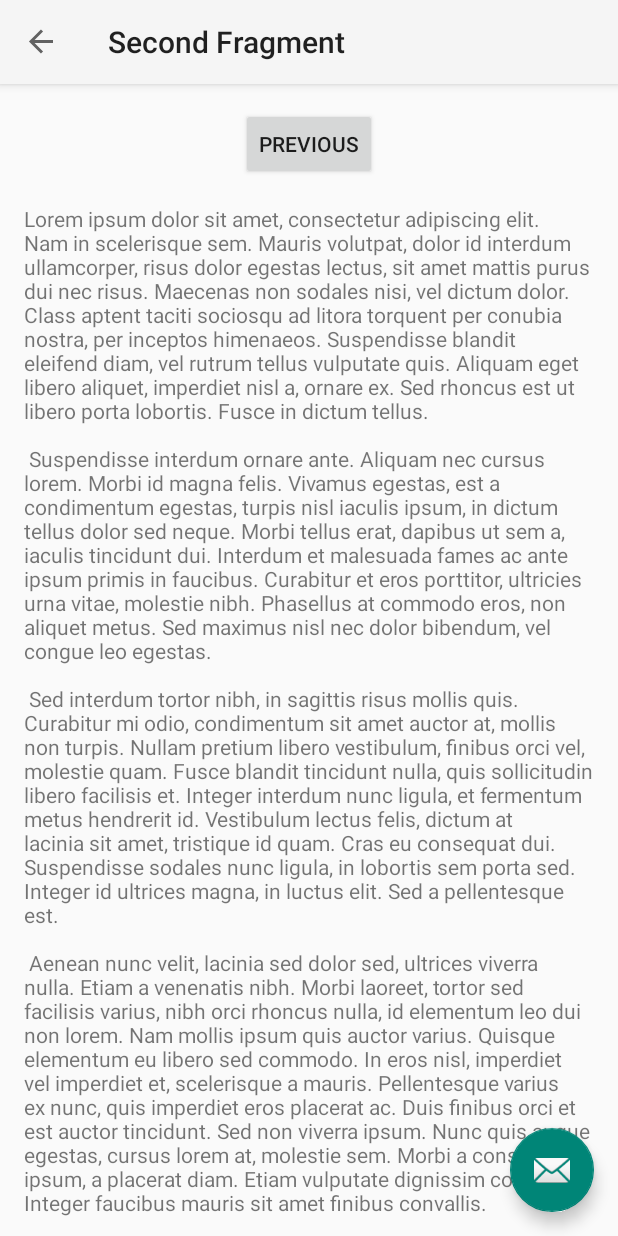
After one commit to HadiAlHassan/Mobile_project, an Android app: the SecondFragment screen opened through its navigation route, on a phone screen of 412 x 824 dp. The commit adds this screen. Run offline under Robolectric (Android 15) with nearby library versions, the phone set to English and light mode, and no system bars; our stand-ins replace navigation-ui.

Commit message:
Cleaning dirty subdir

```diff
--- /dev/null
+++ b/app/src/main/java/com/example/mobile_project_hza2m/DisplayServicesActivity.java
@@ -0,0 +1,52 @@
+package com.example.mobile_project_hza2m;
+
+import android.os.Bundle;
+
+import com.google.android.material.snackbar.Snackbar;
+
+import androidx.appcompat.app.AppCompatActivity;
+
+import android.view.View;
+
+import androidx.navigation.NavController;
+import androidx.navigation.Navigation;
+import androidx.navigation.ui.AppBarConfiguration;
+import androidx.navigation.ui.NavigationUI;
+
+import com.example.mobile_project_hza2m.databinding.ActivityDisplayServicesBinding;
+
+public class DisplayServicesActivity extends AppCompatActivity {
+
+    private AppBarConfiguration appBarConfiguration;
+    private ActivityDisplayServicesBinding binding;
+
+    @Override
+    protected void onCreate(Bundle savedInstanceState) {
+        super.onCreate(savedInstanceState);
+
+        binding = ActivityDisplayServicesBinding.inflate(getLayoutInflater());
+        setContentView(binding.getRoot());
+
+        setSupportActionBar(binding.toolbar);
+
+        NavController navController = Navigation.findNavController(this, R.id.nav_host_fragment_content_display_services);
+        appBarConfiguration = new AppBarConfiguration.Builder(navController.getGraph()).build();
+        NavigationUI.setupActionBarWithNavController(this, navController, appBarConfiguration);
+
+        binding.fab.setOnClickListener(new View.OnClickListener() {
+            @Override
+            public void onClick(View view) {
+                Snackbar.make(view, "Replace with your own action", Snackbar.LENGTH_LONG)
+                        .setAnchorView(R.id.fab)
+                        .setAction("Action", null).show();
+            }
+        });
+    }
+
+    @Override
+    public boolean onSupportNavigateUp() {
+        NavController navController = Navigation.findNavController(this, R.id.nav_host_fragment_content_display_services);
+        return NavigationUI.navigateUp(navController, appBarConfiguration)
+                || super.onSupportNavigateUp();
+    }
+}
--- /dev/null
+++ b/app/src/main/java/com/example/mobile_project_hza2m/FirstFragment.java
@@ -0,0 +1,44 @@
+package com.example.mobile_project_hza2m;
+
+import android.os.Bundle;
+import android.view.LayoutInflater;
+import android.view.View;
+import android.view.ViewGroup;
+
+import androidx.annotation.NonNull;
+import androidx.fragment.app.Fragment;
+import androidx.navigation.fragment.NavHostFragment;
+
+import com.example.mobile_project_hza2m.databinding.FragmentFirstBinding;
+
+public class FirstFragment extends Fragment {
+
+    private FragmentFirstBinding binding;
+
+    @Override
+    public View onCreateView(
+            @NonNull LayoutInflater inflater, ViewGroup container,
+            Bundle savedInstanceState
+    ) {
+
+        binding = FragmentFirstBinding.inflate(inflater, container, false);
+        return binding.getRoot();
+
+    }
+
+    public void onViewCreated(@NonNull View view, Bundle savedInstanceState) {
+        super.onViewCreated(view, savedInstanceState);
+
+        binding.buttonFirst.setOnClickListener(v ->
+                NavHostFragment.findNavController(FirstFragment.this)
+                        .navigate(R.id.action_FirstFragment_to_SecondFragment)
+        );
+    }
+
+    @Override
+    public void onDestroyView() {
+        super.onDestroyView();
+        binding = null;
+    }
+
+}
--- /dev/null
+++ b/app/src/main/java/com/example/mobile_project_hza2m/SecondFragment.java
@@ -0,0 +1,44 @@
+package com.example.mobile_project_hza2m;
+
+import android.os.Bundle;
+import android.view.LayoutInflater;
+import android.view.View;
+import android.view.ViewGroup;
+
+import androidx.annotation.NonNull;
+import androidx.fragment.app.Fragment;
+import androidx.navigation.fragment.NavHostFragment;
+
+import com.example.mobile_project_hza2m.databinding.FragmentSecondBinding;
+
+public class SecondFragment extends Fragment {
+
+    private FragmentSecondBinding binding;
+
+    @Override
+    public View onCreateView(
+            @NonNull LayoutInflater inflater, ViewGroup container,
+            Bundle savedInstanceState
+    ) {
+
+        binding = FragmentSecondBinding.inflate(inflater, container, false);
+        return binding.getRoot();
+
+    }
+
+    public void onViewCreated(@NonNull View view, Bundle savedInstanceState) {
+        super.onViewCreated(view, savedInstanceState);
+
+        binding.buttonSecond.setOnClickListener(v ->
+                NavHostFragment.findNavController(SecondFragment.this)
+                        .navigate(R.id.action_SecondFragment_to_FirstFragment)
+        );
+    }
+
+    @Override
+    public void onDestroyView() {
+        super.onDestroyView();
+        binding = null;
+    }
+
+}
--- a/app/src/main/java/com/example/mobile_project_hza2m/SplashActivity.java
+++ b/app/src/main/java/com/example/mobile_project_hza2m/SplashActivity.java
@@ -23,7 +23,7 @@
             v.setPadding(systemBars.left, systemBars.top, systemBars.right, systemBars.bottom);
             return insets;
         });
-
+       //Hi foss , this is updated to match new API calls
         new Handler(Looper.getMainLooper()).postDelayed(() -> {
             startActivity(new Intent(SplashActivity.this, HomeActivity.class));
             finish();
--- /dev/null
+++ b/app/src/main/res/layout/activity_display_services.xml
@@ -0,0 +1,33 @@
+<?xml version="1.0" encoding="utf-8"?>
+<androidx.coordinatorlayout.widget.CoordinatorLayout xmlns:android="http://schemas.android.com/apk/res/android"
+    xmlns:app="http://schemas.android.com/apk/res-auto"
+    xmlns:tools="http://schemas.android.com/tools"
+    android:layout_width="match_parent"
+    android:layout_height="match_parent"
+    android:fitsSystemWindows="true"
+    tools:context=".DisplayServicesActivity">
+
+    <com.google.android.material.appbar.AppBarLayout
+        android:layout_width="match_parent"
+        android:layout_height="wrap_content"
+        android:fitsSystemWindows="true">
+
+        <com.google.android.material.appbar.MaterialToolbar
+            android:id="@+id/toolbar"
+            android:layout_width="match_parent"
+            android:layout_height="?attr/actionBarSize" />
+
+    </com.google.android.material.appbar.AppBarLayout>
+
+    <include layout="@layout/content_display_services" />
+
+    <com.google.android.material.floatingactionbutton.FloatingActionButton
+        android:id="@+id/fab"
+        android:layout_width="wrap_content"
+        android:layout_height="wrap_content"
+        android:layout_gravity="bottom|end"
+        android:layout_marginEnd="@dimen/fab_margin"
+        android:layout_marginBottom="16dp"
+        app:srcCompat="@android:drawable/ic_dialog_email" />
+
+</androidx.coordinatorlayout.widget.CoordinatorLayout>
--- /dev/null
+++ b/app/src/main/res/layout/content_display_services.xml
@@ -0,0 +1,19 @@
+<?xml version="1.0" encoding="utf-8"?>
+<androidx.constraintlayout.widget.ConstraintLayout xmlns:android="http://schemas.android.com/apk/res/android"
+    xmlns:app="http://schemas.android.com/apk/res-auto"
+    android:layout_width="match_parent"
+    android:layout_height="match_parent"
+    app:layout_behavior="@string/appbar_scrolling_view_behavior">
+
+    <fragment
+        android:id="@+id/nav_host_fragment_content_display_services"
+        android:name="androidx.navigation.fragment.NavHostFragment"
+        android:layout_width="0dp"
+        android:layout_height="0dp"
+        app:defaultNavHost="true"
+        app:layout_constraintBottom_toBottomOf="parent"
+        app:layout_constraintEnd_toEndOf="parent"
+        app:layout_constraintStart_toStartOf="parent"
+        app:layout_constraintTop_toTopOf="parent"
+        app:navGraph="@navigation/nav_graph" />
+</androidx.constraintlayout.widget.ConstraintLayout>
--- /dev/null
+++ b/app/src/main/res/layout/fragment_first.xml
@@ -0,0 +1,35 @@
+<?xml version="1.0" encoding="utf-8"?>
+<androidx.core.widget.NestedScrollView xmlns:android="http://schemas.android.com/apk/res/android"
+    xmlns:app="http://schemas.android.com/apk/res-auto"
+    xmlns:tools="http://schemas.android.com/tools"
+    android:layout_width="match_parent"
+    android:layout_height="match_parent"
+    tools:context=".FirstFragment">
+
+    <androidx.constraintlayout.widget.ConstraintLayout
+        android:layout_width="match_parent"
+        android:layout_height="match_parent"
+        android:padding="16dp">
+
+        <Button
+            android:id="@+id/button_first"
+            android:layout_width="wrap_content"
+            android:layout_height="wrap_content"
+            android:text="@string/next"
+            app:layout_constraintBottom_toTopOf="@id/textview_first"
+            app:layout_constraintEnd_toEndOf="parent"
+            app:layout_constraintStart_toStartOf="parent"
+            app:layout_constraintTop_toTopOf="parent" />
+
+        <TextView
+            android:id="@+id/textview_first"
+            android:layout_width="wrap_content"
+            android:layout_height="wrap_content"
+            android:layout_marginTop="16dp"
+            android:text="@string/lorem_ipsum"
+            app:layout_constraintBottom_toBottomOf="parent"
+            app:layout_constraintEnd_toEndOf="parent"
+            app:layout_constraintStart_toStartOf="parent"
+            app:layout_constraintTop_toBottomOf="@id/button_first" />
+    </androidx.constraintlayout.widget.ConstraintLayout>
+</androidx.core.widget.NestedScrollView>
--- /dev/null
+++ b/app/src/main/res/layout/fragment_second.xml
@@ -0,0 +1,35 @@
+<?xml version="1.0" encoding="utf-8"?>
+<androidx.core.widget.NestedScrollView xmlns:android="http://schemas.android.com/apk/res/android"
+    xmlns:app="http://schemas.android.com/apk/res-auto"
+    xmlns:tools="http://schemas.android.com/tools"
+    android:layout_width="match_parent"
+    android:layout_height="match_parent"
+    tools:context=".SecondFragment">
+
+    <androidx.constraintlayout.widget.ConstraintLayout
+        android:layout_width="match_parent"
+        android:layout_height="match_parent"
+        android:padding="16dp">
+
+        <Button
+            android:id="@+id/button_second"
+            android:layout_width="wrap_content"
+            android:layout_height="wrap_content"
+            android:text="@string/previous"
+            app:layout_constraintBottom_toTopOf="@id/textview_second"
+            app:layout_constraintEnd_toEndOf="parent"
+            app:layout_constraintStart_toStartOf="parent"
+            app:layout_constraintTop_toTopOf="parent" />
+
+        <TextView
+            android:id="@+id/textview_second"
+            android:layout_width="wrap_content"
+            android:layout_height="wrap_content"
+            android:layout_marginTop="16dp"
+            android:text="@string/lorem_ipsum"
+            app:layout_constraintBottom_toBottomOf="parent"
+            app:layout_constraintEnd_toEndOf="parent"
+            app:layout_constraintStart_toStartOf="parent"
+            app:layout_constraintTop_toBottomOf="@id/button_second" />
+    </androidx.constraintlayout.widget.ConstraintLayout>
+</androidx.core.widget.NestedScrollView>
--- /dev/null
+++ b/app/src/main/res/navigation/nav_graph.xml
@@ -0,0 +1,28 @@
+<?xml version="1.0" encoding="utf-8"?>
+<navigation xmlns:android="http://schemas.android.com/apk/res/android"
+    xmlns:app="http://schemas.android.com/apk/res-auto"
+    xmlns:tools="http://schemas.android.com/tools"
+    android:id="@+id/nav_graph"
+    app:startDestination="@id/FirstFragment">
+
+    <fragment
+        android:id="@+id/FirstFragment"
+        android:name="com.example.mobile_project_hza2m.FirstFragment"
+        android:label="@string/first_fragment_label"
+        tools:layout="@layout/fragment_first">
+
+        <action
+            android:id="@+id/action_FirstFragment_to_SecondFragment"
+            app:destination="@id/SecondFragment" />
+    </fragment>
+    <fragment
+        android:id="@+id/SecondFragment"
+        android:name="com.example.mobile_project_hza2m.SecondFragment"
+        android:label="@string/second_fragment_label"
+        tools:layout="@layout/fragment_second">
+
+        <action
+            android:id="@+id/action_SecondFragment_to_FirstFragment"
+            app:destination="@id/FirstFragment" />
+    </fragment>
+</navigation>
--- a/app/src/main/res/values-night/themes.xml
+++ b/app/src/main/res/values-night/themes.xml
@@ -1,7 +1,11 @@
 <resources xmlns:tools="http://schemas.android.com/tools">
 
     <!-- Night mode theme without any Material color overrides -->
-    <style name="Theme.Mobile_Project_HZA2M" parent="Theme.AppCompat.Light.NoActionBar">
+    <style name="Theme.Mobile_Project_HZA2M" parent="Theme.AppCompat.Light.NoActionBar"></style>
+    <!-- Base application theme. -->
+    <style name="Base.Theme.Mobile_Project_HZA2M" parent="Theme.Material3.DayNight.NoActionBar">
+        <!-- Customize your dark theme here. -->
+        <!-- <item name="colorPrimary">@color/my_dark_primary</item> -->
     </style>
 
 
--- a/app/src/main/res/values/strings.xml
+++ b/app/src/main/res/values/strings.xml
@@ -10,5 +10,47 @@
     <string name="btnLogin">Login</string>
     <string name="subheader">Info about the app</string>
     <string name="action_settings">settings\n</string>
+    <!-- Strings used for fragments for navigation -->
+    <string name="first_fragment_label">First Fragment</string>
+    <string name="second_fragment_label">Second Fragment</string>
+    <string name="next">Next</string>
+    <string name="previous">Previous</string>
+
+    <string name="lorem_ipsum">
+        Lorem ipsum dolor sit amet, consectetur adipiscing elit. Nam in scelerisque sem. Mauris
+        volutpat, dolor id interdum ullamcorper, risus dolor egestas lectus, sit amet mattis purus
+        dui nec risus. Maecenas non sodales nisi, vel dictum dolor. Class aptent taciti sociosqu ad
+        litora torquent per conubia nostra, per inceptos himenaeos. Suspendisse blandit eleifend
+        diam, vel rutrum tellus vulputate quis. Aliquam eget libero aliquet, imperdiet nisl a,
+        ornare ex. Sed rhoncus est ut libero porta lobortis. Fusce in dictum tellus.\n\n
+        Suspendisse interdum ornare ante. Aliquam nec cursus lorem. Morbi id magna felis. Vivamus
+        egestas, est a condimentum egestas, turpis nisl iaculis ipsum, in dictum tellus dolor sed
+        neque. Morbi tellus erat, dapibus ut sem a, iaculis tincidunt dui. Interdum et malesuada
+        fames ac ante ipsum primis in faucibus. Curabitur et eros porttitor, ultricies urna vitae,
+        molestie nibh. Phasellus at commodo eros, non aliquet metus. Sed maximus nisl nec dolor
+        bibendum, vel congue leo egestas.\n\n
+        Sed interdum tortor nibh, in sagittis risus mollis quis. Curabitur mi odio, condimentum sit
+        amet auctor at, mollis non turpis. Nullam pretium libero vestibulum, finibus orci vel,
+        molestie quam. Fusce blandit tincidunt nulla, quis sollicitudin libero facilisis et. Integer
+        interdum nunc ligula, et fermentum metus hendrerit id. Vestibulum lectus felis, dictum at
+        lacinia sit amet, tristique id quam. Cras eu consequat dui. Suspendisse sodales nunc ligula,
+        in lobortis sem porta sed. Integer id ultrices magna, in luctus elit. Sed a pellentesque
+        est.\n\n
+        Aenean nunc velit, lacinia sed dolor sed, ultrices viverra nulla. Etiam a venenatis nibh.
+        Morbi laoreet, tortor sed facilisis varius, nibh orci rhoncus nulla, id elementum leo dui
+        non lorem. Nam mollis ipsum quis auctor varius. Quisque elementum eu libero sed commodo. In
+        eros nisl, imperdiet vel imperdiet et, scelerisque a mauris. Pellentesque varius ex nunc,
+        quis imperdiet eros placerat ac. Duis finibus orci et est auctor tincidunt. Sed non viverra
+        ipsum. Nunc quis augue egestas, cursus lorem at, molestie sem. Morbi a consectetur ipsum, a
+        placerat diam. Etiam vulputate dignissim convallis. Integer faucibus mauris sit amet finibus
+        convallis.\n\n
+        Phasellus in aliquet mi. Pellentesque habitant morbi tristique senectus et netus et
+        malesuada fames ac turpis egestas. In volutpat arcu ut felis sagittis, in finibus massa
+        gravida. Pellentesque id tellus orci. Integer dictum, lorem sed efficitur ullamcorper,
+        libero justo consectetur ipsum, in mollis nisl ex sed nisl. Donec maximus ullamcorper
+        sodales. Praesent bibendum rhoncus tellus nec feugiat. In a ornare nulla. Donec rhoncus
+        libero vel nunc consequat, quis tincidunt nisl eleifend. Cras bibendum enim a justo luctus
+        vestibulum. Fusce dictum libero quis erat maximus, vitae volutpat diam dignissim.
+    </string>
 
 </resources>
--- a/app/src/main/res/values/themes.xml
+++ b/app/src/main/res/values/themes.xml
@@ -1,7 +1,11 @@
 <resources xmlns:tools="http://schemas.android.com/tools">
 
     <!-- Barebones app theme with no Material color interference -->
-    <style name="Theme.Mobile_Project_HZA2M" parent="Theme.AppCompat.Light.NoActionBar">
+    <style name="Theme.Mobile_Project_HZA2M" parent="Theme.AppCompat.Light.NoActionBar"></style>
+    <!-- Base application theme. -->
+    <style name="Base.Theme.Mobile_Project_HZA2M" parent="Theme.Material3.DayNight.NoActionBar">
+        <!-- Customize your light theme here. -->
+        <!-- <item name="colorPrimary">@color/my_light_primary</item> -->
     </style>
 
 
```
Also changed, not shown: app/src/main/AndroidManifest.xml (+5 -3 lines).
